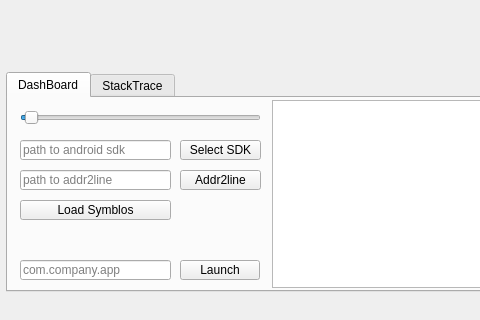
The window that mainwindow.ui (Tencent/loli_profiler) describes before a commit, drawn with Qt 5; both pictures show x 0 to 480 and y 320 to 640 of the 1024 by 640 pixel window.
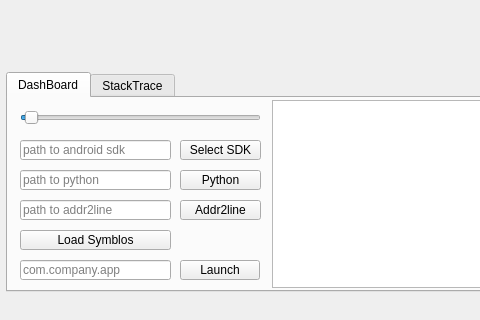
The same window after the commit. Icons and pictures are not drawn.

What changed in the file:
```diff
--- a/mainwindow.ui
+++ b/mainwindow.ui
@@ -237,7 +237,7 @@
              <property name="geometry">
               <rect>
                <x>10</x>
-               <y>100</y>
+               <y>130</y>
                <width>151</width>
                <height>20</height>
               </rect>
@@ -253,7 +253,7 @@
              <property name="geometry">
               <rect>
                <x>10</x>
-               <y>70</y>
+               <y>100</y>
                <width>151</width>
                <height>20</height>
               </rect>
@@ -269,7 +269,7 @@
              <property name="geometry">
               <rect>
                <x>170</x>
-               <y>70</y>
+               <y>100</y>
                <width>81</width>
                <height>20</height>
               </rect>
@@ -278,6 +278,38 @@
               <string>Addr2line</string>
              </property>
             </widget>
+            <widget class="QPushButton" name="pythonPushButton">
+             <property name="geometry">
+              <rect>
+               <x>170</x>
+               <y>70</y>
+               <width>81</width>
+               <height>20</height>
+              </rect>
+             </property>
+             <property name="toolTip">
+              <string>Select the root path of Android SDK</string>
+             </property>
+             <property name="text">
+              <string>Python</string>
+             </property>
+            </widget>
+            <widget class="QLineEdit" name="pythonPathLineEdit">
+             <property name="geometry">
+              <rect>
+               <x>10</x>
+               <y>70</y>
+               <width>151</width>
+               <height>20</height>
+              </rect>
+             </property>
+             <property name="readOnly">
+              <bool>true</bool>
+             </property>
+             <property name="placeholderText">
+              <string>path to python</string>
+             </property>
+            </widget>
            </widget>
           </item>
           <item>
```
Left out of the diff: 24 changed lines with no effect on the pictures.
